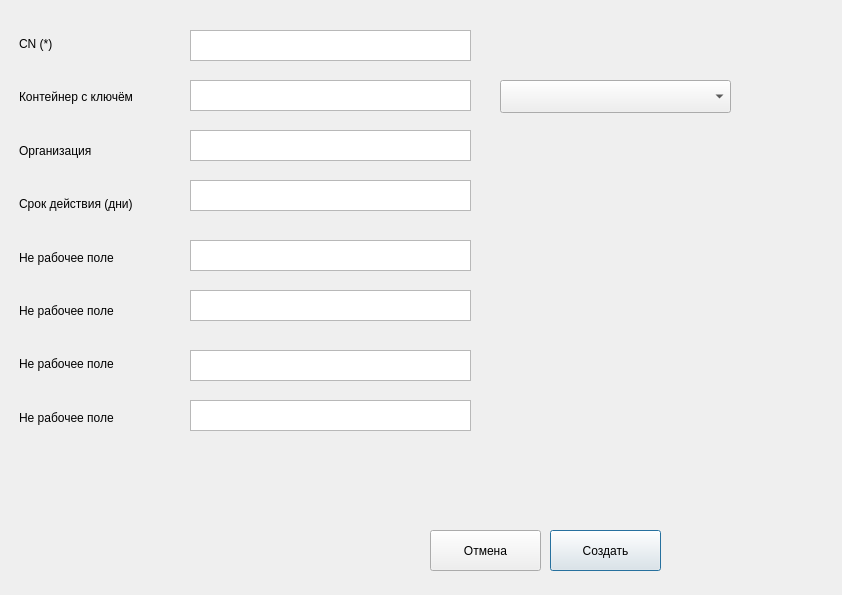
Old version of the form ui/csr_params.ui in the repository fullincome/ca-lite.
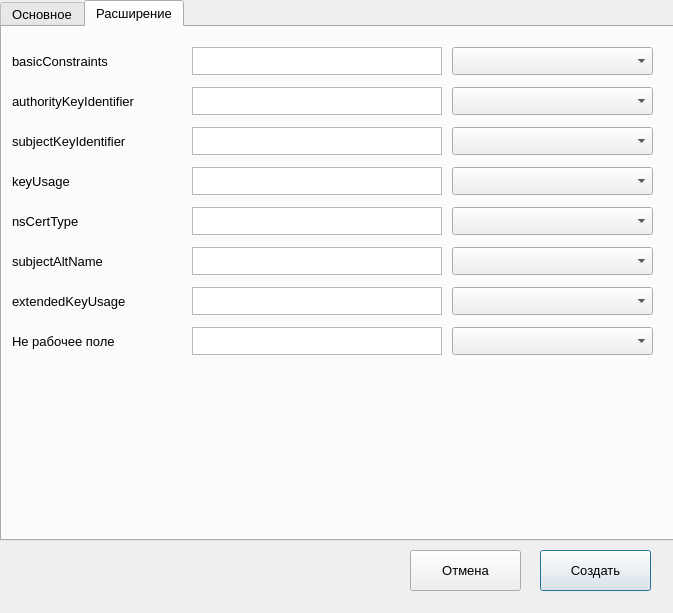
New version of the form.

The edit to the form file:
```diff
--- a/ui/csr_params.ui
+++ b/ui/csr_params.ui
@@ -6,196 +6,739 @@
    <rect>
     <x>0</x>
     <y>0</y>
-    <width>842</width>
-    <height>595</height>
+    <width>673</width>
+    <height>613</height>
    </rect>
   </property>
+  <property name="font">
+   <font>
+    <pointsize>10</pointsize>
+   </font>
+  </property>
   <property name="windowTitle">
    <string>Dialog</string>
   </property>
-  <widget class="QWidget" name="layoutWidget">
-   <property name="geometry">
-    <rect>
-     <x>19</x>
-     <y>20</y>
-     <width>199</width>
-     <height>421</height>
-    </rect>
-   </property>
-   <layout class="QVBoxLayout" name="verticalLayout">
-    <item>
-     <widget class="QLabel" name="nameCsrLabel">
-      <property name="text">
-       <string>CN (*)</string>
-      </property>
-     </widget>
-    </item>
-    <item>
-     <widget class="QLabel" name="keycontCsrLabel">
-      <property name="text">
-       <string>Контейнер с ключём</string>
-      </property>
-     </widget>
-    </item>
-    <item>
-     <widget class="QLabel" name="organizationLabel">
-      <property name="text">
-       <string>Организация</string>
-      </property>
-     </widget>
-    </item>
-    <item>
-     <widget class="QLabel" name="label_5">
-      <property name="text">
-       <string>Срок действия (дни)</string>
-      </property>
-     </widget>
-    </item>
-    <item>
-     <widget class="QLabel" name="label">
-      <property name="text">
-       <string>Не рабочее поле</string>
-      </property>
-     </widget>
-    </item>
-    <item>
-     <widget class="QLabel" name="label_3">
-      <property name="text">
-       <string>Не рабочее поле</string>
-      </property>
-     </widget>
-    </item>
-    <item>
-     <widget class="QLabel" name="label_324">
-      <property name="text">
-       <string>Не рабочее поле</string>
-      </property>
-     </widget>
-    </item>
-    <item>
-     <widget class="QLabel" name="label_8">
-      <property name="text">
-       <string>Не рабочее поле</string>
-      </property>
-     </widget>
-    </item>
-   </layout>
-  </widget>
   <widget class="QPushButton" name="creatBtn">
    <property name="geometry">
     <rect>
-     <x>550</x>
-     <y>530</y>
+     <x>540</x>
+     <y>550</y>
      <width>111</width>
      <height>41</height>
     </rect>
    </property>
+   <property name="font">
+    <font>
+     <pointsize>10</pointsize>
+    </font>
+   </property>
    <property name="text">
     <string>Создать</string>
    </property>
   </widget>
-  <widget class="QPlainTextEdit" name="nameCsrEdit">
-   <property name="geometry">
-    <rect>
-     <x>190</x>
-     <y>30</y>
-     <width>281</width>
-     <height>31</height>
-    </rect>
-   </property>
-  </widget>
   <widget class="QPushButton" name="cancelBtn">
    <property name="geometry">
     <rect>
-     <x>430</x>
-     <y>530</y>
+     <x>410</x>
+     <y>550</y>
      <width>111</width>
      <height>41</height>
     </rect>
    </property>
+   <property name="font">
+    <font>
+     <pointsize>10</pointsize>
+    </font>
+   </property>
    <property name="text">
     <string>Отмена</string>
    </property>
   </widget>
-  <widget class="QPlainTextEdit" name="keycontCsrEdit">
+  <widget class="QTabWidget" name="tabWidget">
    <property name="geometry">
     <rect>
-     <x>190</x>
-     <y>80</y>
-     <width>281</width>
-     <height>31</height>
+     <x>0</x>
+     <y>0</y>
+     <width>681</width>
+     <height>541</height>
     </rect>
    </property>
-  </widget>
-  <widget class="QComboBox" name="containersBox">
-   <property name="geometry">
-    <rect>
-     <x>500</x>
-     <y>80</y>
-     <width>231</width>
-     <height>33</height>
-    </rect>
+   <property name="currentIndex">
+    <number>1</number>
    </property>
-  </widget>
-  <widget class="QPlainTextEdit" name="organizationEdit">
-   <property name="geometry">
-    <rect>
-     <x>190</x>
-     <y>130</y>
-     <width>281</width>
-     <height>31</height>
-    </rect>
-   </property>
-  </widget>
-  <widget class="QPlainTextEdit" name="daysValidEdit">
-   <property name="geometry">
-    <rect>
-     <x>190</x>
-     <y>180</y>
-     <width>281</width>
-     <height>31</height>
-    </rect>
-   </property>
-  </widget>
-  <widget class="QPlainTextEdit" name="keycontCSREdit_4">
-   <property name="geometry">
-    <rect>
-     <x>190</x>
-     <y>240</y>
-     <width>281</width>
-     <height>31</height>
-    </rect>
-   </property>
-  </widget>
-  <widget class="QPlainTextEdit" name="keycontCSREdit_5">
-   <property name="geometry">
-    <rect>
-     <x>190</x>
-     <y>290</y>
-     <width>281</width>
-     <height>31</height>
-    </rect>
-   </property>
-  </widget>
-  <widget class="QPlainTextEdit" name="keycontCSREdit_6">
-   <property name="geometry">
-    <rect>
-     <x>190</x>
-     <y>350</y>
-     <width>281</width>
-     <height>31</height>
-    </rect>
-   </property>
-  </widget>
-  <widget class="QPlainTextEdit" name="keycontCSREdit_7">
-   <property name="geometry">
-    <rect>
-     <x>190</x>
-     <y>400</y>
-     <width>281</width>
-     <height>31</height>
-    </rect>
-   </property>
+   <widget class="QWidget" name="tabMain">
+    <attribute name="title">
+     <string>Основное</string>
+    </attribute>
+    <widget class="QPlainTextEdit" name="keycontCSREdit_4">
+     <property name="geometry">
+      <rect>
+       <x>190</x>
+       <y>180</y>
+       <width>250</width>
+       <height>28</height>
+      </rect>
+     </property>
+     <property name="font">
+      <font>
+       <pointsize>10</pointsize>
+      </font>
+     </property>
+    </widget>
+    <widget class="QComboBox" name="containersBox">
+     <property name="geometry">
+      <rect>
+       <x>450</x>
+       <y>60</y>
+       <width>201</width>
+       <height>28</height>
+      </rect>
+     </property>
+     <property name="font">
+      <font>
+       <pointsize>10</pointsize>
+      </font>
+     </property>
+    </widget>
+    <widget class="QLabel" name="label_8">
+     <property name="geometry">
+      <rect>
+       <x>10</x>
+       <y>300</y>
+       <width>171</width>
+       <height>28</height>
+      </rect>
+     </property>
+     <property name="font">
+      <font>
+       <pointsize>10</pointsize>
+      </font>
+     </property>
+     <property name="text">
+      <string>Не рабочее поле</string>
+     </property>
+    </widget>
+    <widget class="QPlainTextEdit" name="keycontCSREdit_7">
+     <property name="geometry">
+      <rect>
+       <x>190</x>
+       <y>300</y>
+       <width>250</width>
+       <height>28</height>
+      </rect>
+     </property>
+     <property name="font">
+      <font>
+       <pointsize>10</pointsize>
+      </font>
+     </property>
+    </widget>
+    <widget class="QLabel" name="label_3">
+     <property name="geometry">
+      <rect>
+       <x>10</x>
+       <y>220</y>
+       <width>171</width>
+       <height>28</height>
+      </rect>
+     </property>
+     <property name="font">
+      <font>
+       <pointsize>10</pointsize>
+      </font>
+     </property>
+     <property name="text">
+      <string>Не рабочее поле</string>
+     </property>
+    </widget>
+    <widget class="QLabel" name="label_5">
+     <property name="geometry">
+      <rect>
+       <x>10</x>
+       <y>140</y>
+       <width>171</width>
+       <height>28</height>
+      </rect>
+     </property>
+     <property name="font">
+      <font>
+       <pointsize>10</pointsize>
+      </font>
+     </property>
+     <property name="text">
+      <string>Срок действия (дни)</string>
+     </property>
+    </widget>
+    <widget class="QPlainTextEdit" name="daysValidEdit">
+     <property name="geometry">
+      <rect>
+       <x>190</x>
+       <y>140</y>
+       <width>250</width>
+       <height>28</height>
+      </rect>
+     </property>
+     <property name="font">
+      <font>
+       <pointsize>10</pointsize>
+      </font>
+     </property>
+    </widget>
+    <widget class="QLabel" name="label">
+     <property name="geometry">
+      <rect>
+       <x>10</x>
+       <y>180</y>
+       <width>171</width>
+       <height>28</height>
+      </rect>
+     </property>
+     <property name="font">
+      <font>
+       <pointsize>10</pointsize>
+      </font>
+     </property>
+     <property name="text">
+      <string>Не рабочее поле</string>
+     </property>
+    </widget>
+    <widget class="QPlainTextEdit" name="keycontCsrEdit">
+     <property name="geometry">
+      <rect>
+       <x>190</x>
+       <y>60</y>
+       <width>250</width>
+       <height>28</height>
+      </rect>
+     </property>
+     <property name="font">
+      <font>
+       <pointsize>10</pointsize>
+      </font>
+     </property>
+    </widget>
+    <widget class="QLabel" name="organizationLabel">
+     <property name="geometry">
+      <rect>
+       <x>10</x>
+       <y>100</y>
+       <width>171</width>
+       <height>28</height>
+      </rect>
+     </property>
+     <property name="font">
+      <font>
+       <pointsize>10</pointsize>
+      </font>
+     </property>
+     <property name="text">
+      <string>Организация</string>
+     </property>
+    </widget>
+    <widget class="QPlainTextEdit" name="keycontCSREdit_6">
+     <property name="geometry">
+      <rect>
+       <x>190</x>
+       <y>260</y>
+       <width>250</width>
+       <height>28</height>
+      </rect>
+     </property>
+     <property name="font">
+      <font>
+       <pointsize>10</pointsize>
+      </font>
+     </property>
+    </widget>
+    <widget class="QPlainTextEdit" name="keycontCSREdit_5">
+     <property name="geometry">
+      <rect>
+       <x>190</x>
+       <y>220</y>
+       <width>250</width>
+       <height>28</height>
+      </rect>
+     </property>
+     <property name="font">
+      <font>
+       <pointsize>10</pointsize>
+      </font>
+     </property>
+    </widget>
+    <widget class="QLabel" name="label_324">
+     <property name="geometry">
+      <rect>
+       <x>10</x>
+       <y>260</y>
+       <width>171</width>
+       <height>28</height>
+      </rect>
+     </property>
+     <property name="font">
+      <font>
+       <pointsize>10</pointsize>
+      </font>
+     </property>
+     <property name="text">
+      <string>Не рабочее поле</string>
+     </property>
+    </widget>
+    <widget class="QPlainTextEdit" name="organizationEdit">
+     <property name="geometry">
+      <rect>
+       <x>190</x>
+       <y>100</y>
+       <width>250</width>
+       <height>28</height>
+      </rect>
+     </property>
+     <property name="font">
+      <font>
+       <pointsize>10</pointsize>
+      </font>
+     </property>
+    </widget>
+    <widget class="QLabel" name="nameCsrLabel">
+     <property name="geometry">
+      <rect>
+       <x>10</x>
+       <y>20</y>
+       <width>171</width>
+       <height>28</height>
+      </rect>
+     </property>
+     <property name="font">
+      <font>
+       <pointsize>10</pointsize>
+      </font>
+     </property>
+     <property name="text">
+      <string>CN (*)</string>
+     </property>
+    </widget>
+    <widget class="QPlainTextEdit" name="nameCsrEdit">
+     <property name="geometry">
+      <rect>
+       <x>190</x>
+       <y>20</y>
+       <width>250</width>
+       <height>28</height>
+      </rect>
+     </property>
+     <property name="font">
+      <font>
+       <pointsize>10</pointsize>
+      </font>
+     </property>
+    </widget>
+    <widget class="QLabel" name="keycontCsrLabel">
+     <property name="geometry">
+      <rect>
+       <x>10</x>
+       <y>60</y>
+       <width>171</width>
+       <height>28</height>
+      </rect>
+     </property>
+     <property name="font">
+      <font>
+       <pointsize>10</pointsize>
+      </font>
+     </property>
+     <property name="text">
+      <string>Контейнер с ключём (*)</string>
+     </property>
+    </widget>
+   </widget>
+   <widget class="QWidget" name="tabExtension">
+    <attribute name="title">
+     <string>Расширение</string>
+    </attribute>
+    <widget class="QLabel" name="noWorking1Label">
+     <property name="geometry">
+      <rect>
+       <x>10</x>
+       <y>300</y>
+       <width>171</width>
+       <height>28</height>
+      </rect>
+     </property>
+     <property name="font">
+      <font>
+       <pointsize>10</pointsize>
+      </font>
+     </property>
+     <property name="text">
+      <string>Не рабочее поле</string>
+     </property>
+    </widget>
+    <widget class="QComboBox" name="authorityKeyIdentifierContBox">
+     <property name="geometry">
+      <rect>
+       <x>450</x>
+       <y>60</y>
+       <width>201</width>
+       <height>28</height>
+      </rect>
+     </property>
+     <property name="font">
+      <font>
+       <pointsize>10</pointsize>
+      </font>
+     </property>
+    </widget>
+    <widget class="QPlainTextEdit" name="noWorking1Edit">
+     <property name="geometry">
+      <rect>
+       <x>190</x>
+       <y>300</y>
+       <width>250</width>
+       <height>28</height>
+      </rect>
+     </property>
+     <property name="font">
+      <font>
+       <pointsize>10</pointsize>
+      </font>
+     </property>
+    </widget>
+    <widget class="QLabel" name="subjectAltNameLabel">
+     <property name="geometry">
+      <rect>
+       <x>10</x>
+       <y>220</y>
+       <width>171</width>
+       <height>28</height>
+      </rect>
+     </property>
+     <property name="font">
+      <font>
+       <pointsize>10</pointsize>
+      </font>
+     </property>
+     <property name="text">
+      <string>subjectAltName</string>
+     </property>
+    </widget>
+    <widget class="QLabel" name="keyUsageLabel">
+     <property name="geometry">
+      <rect>
+       <x>10</x>
+       <y>140</y>
+       <width>171</width>
+       <height>28</height>
+      </rect>
+     </property>
+     <property name="font">
+      <font>
+       <pointsize>10</pointsize>
+      </font>
+     </property>
+     <property name="text">
+      <string>keyUsage</string>
+     </property>
+    </widget>
+    <widget class="QPlainTextEdit" name="nsCertTypeEdit">
+     <property name="geometry">
+      <rect>
+       <x>190</x>
+       <y>180</y>
+       <width>250</width>
+       <height>28</height>
+      </rect>
+     </property>
+     <property name="font">
+      <font>
+       <pointsize>10</pointsize>
+      </font>
+     </property>
+    </widget>
+    <widget class="QLabel" name="nsCertTypeLabel">
+     <property name="geometry">
+      <rect>
+       <x>10</x>
+       <y>180</y>
+       <width>171</width>
+       <height>28</height>
+      </rect>
+     </property>
+     <property name="font">
+      <font>
+       <pointsize>10</pointsize>
+      </font>
+     </property>
+     <property name="text">
+      <string>nsCertType</string>
+     </property>
+    </widget>
+    <widget class="QPlainTextEdit" name="authorityKeyIdentifierEdit">
+     <property name="geometry">
+      <rect>
+       <x>190</x>
+       <y>60</y>
+       <width>250</width>
+       <height>28</height>
+      </rect>
+     </property>
+     <property name="font">
+      <font>
+       <pointsize>10</pointsize>
+      </font>
+     </property>
+    </widget>
+    <widget class="QPlainTextEdit" name="keyUsageEdit">
+     <property name="geometry">
+      <rect>
+       <x>190</x>
+       <y>140</y>
+       <width>250</width>
+       <height>28</height>
+      </rect>
+     </property>
+     <property name="font">
+      <font>
+       <pointsize>10</pointsize>
+      </font>
+     </property>
+    </widget>
+    <widget class="QLabel" name="subjectKeyIdentifierLabel">
+     <property name="geometry">
+      <rect>
+       <x>10</x>
+       <y>100</y>
+       <width>171</width>
+       <height>28</height>
+      </rect>
+     </property>
+     <property name="font">
+      <font>
+       <pointsize>10</pointsize>
+      </font>
+     </property>
+     <property name="text">
+      <string>subjectKeyIdentifier</string>
+     </property>
+    </widget>
+    <widget class="QPlainTextEdit" name="extendedKeyUsageEdit">
+     <property name="geometry">
+      <rect>
+       <x>190</x>
+       <y>260</y>
+       <width>250</width>
+       <height>28</height>
+      </rect>
+     </property>
+     <property name="font">
+      <font>
+       <pointsize>10</pointsize>
+      </font>
+     </property>
+    </widget>
+    <widget class="QLabel" name="extendedKeyUsageLabel">
+     <property name="geometry">
+      <rect>
+       <x>10</x>
+       <y>260</y>
+       <width>171</width>
+       <height>28</height>
+      </rect>
+     </property>
+     <property name="font">
+      <font>
+       <pointsize>10</pointsize>
+      </font>
+     </property>
+     <property name="text">
+      <string>extendedKeyUsage</string>
+     </property>
+    </widget>
+    <widget class="QPlainTextEdit" name="subjectAltNameEdit">
+     <property name="geometry">
+      <rect>
+       <x>190</x>
+       <y>220</y>
+       <width>250</width>
+       <height>28</height>
+      </rect>
+     </property>
+     <property name="font">
+      <font>
+       <pointsize>10</pointsize>
+      </font>
+     </property>
+    </widget>
+    <widget class="QLabel" name="basicConstraintsLabel">
+     <property name="geometry">
+      <rect>
+       <x>10</x>
+       <y>20</y>
+       <width>171</width>
+       <height>28</height>
+      </rect>
+     </property>
+     <property name="font">
+      <font>
+       <pointsize>10</pointsize>
+      </font>
+     </property>
+     <property name="text">
+      <string>basicConstraints</string>
+     </property>
+    </widget>
+    <widget class="QPlainTextEdit" name="subjectKeyIdentifierEdit">
+     <property name="geometry">
+      <rect>
+       <x>190</x>
+       <y>100</y>
+       <width>250</width>
+       <height>28</height>
+      </rect>
+     </property>
+     <property name="font">
+      <font>
+       <pointsize>10</pointsize>
+      </font>
+     </property>
+    </widget>
+    <widget class="QPlainTextEdit" name="basicConstraintsEdit">
+     <property name="geometry">
+      <rect>
+       <x>190</x>
+       <y>20</y>
+       <width>250</width>
+       <height>28</height>
+      </rect>
+     </property>
+     <property name="font">
+      <font>
+       <pointsize>10</pointsize>
+      </font>
+     </property>
+    </widget>
+    <widget class="QLabel" name="authorityKeyIdentifierLabel">
+     <property name="geometry">
+      <rect>
+       <x>10</x>
+       <y>60</y>
+       <width>171</width>
+       <height>28</height>
+      </rect>
+     </property>
+     <property name="font">
+      <font>
+       <pointsize>10</pointsize>
+      </font>
+     </property>
+     <property name="text">
+      <string>authorityKeyIdentifier</string>
+     </property>
+    </widget>
+    <widget class="QComboBox" name="extendedKeyUsageContBox">
+     <property name="geometry">
+      <rect>
+       <x>450</x>
+       <y>260</y>
+       <width>201</width>
+       <height>28</height>
+      </rect>
+     </property>
+     <property name="font">
+      <font>
+       <pointsize>10</pointsize>
+      </font>
+     </property>
+    </widget>
+    <widget class="QComboBox" name="basicConstraintsContBox">
+     <property name="geometry">
+      <rect>
+       <x>450</x>
+       <y>20</y>
+       <width>201</width>
+       <height>28</height>
+      </rect>
+     </property>
+     <property name="font">
+      <font>
+       <pointsize>10</pointsize>
+      </font>
+     </property>
+    </widget>
+    <widget class="QComboBox" name="subjectKeyIdentifierContBox">
+     <property name="geometry">
+      <rect>
+       <x>450</x>
+       <y>100</y>
+       <width>201</width>
+       <height>28</height>
+      </rect>
+     </property>
+     <property name="font">
+      <font>
+       <pointsize>10</pointsize>
+      </font>
+     </property>
+    </widget>
+    <widget class="QComboBox" name="keyUsageContBox">
+     <property name="geometry">
+      <rect>
+       <x>450</x>
+       <y>140</y>
+       <width>201</width>
+       <height>28</height>
+      </rect>
+     </property>
+     <property name="font">
+      <font>
+       <pointsize>10</pointsize>
+      </font>
+     </property>
+    </widget>
+    <widget class="QComboBox" name="nsCertTypeContBox">
+     <property name="geometry">
+      <rect>
+       <x>450</x>
+       <y>180</y>
+       <width>201</width>
+       <height>28</height>
+      </rect>
+     </property>
+     <property name="font">
+      <font>
+       <pointsize>10</pointsize>
+      </font>
+     </property>
+    </widget>
+    <widget class="QComboBox" name="subjectAltNameContBox">
+     <property name="geometry">
+      <rect>
+       <x>450</x>
+       <y>220</y>
+       <width>201</width>
+       <height>28</height>
+      </rect>
+     </property>
+     <property name="font">
+      <font>
+       <pointsize>10</pointsize>
+      </font>
+     </property>
+    </widget>
+    <widget class="QComboBox" name="noWorking1ContBox">
+     <property name="geometry">
+      <rect>
+       <x>450</x>
+       <y>300</y>
+       <width>201</width>
+       <height>28</height>
+      </rect>
+     </property>
+     <property name="font">
+      <font>
+       <pointsize>10</pointsize>
+      </font>
+     </property>
+    </widget>
+   </widget>
   </widget>
  </widget>
  <resources/>
```
